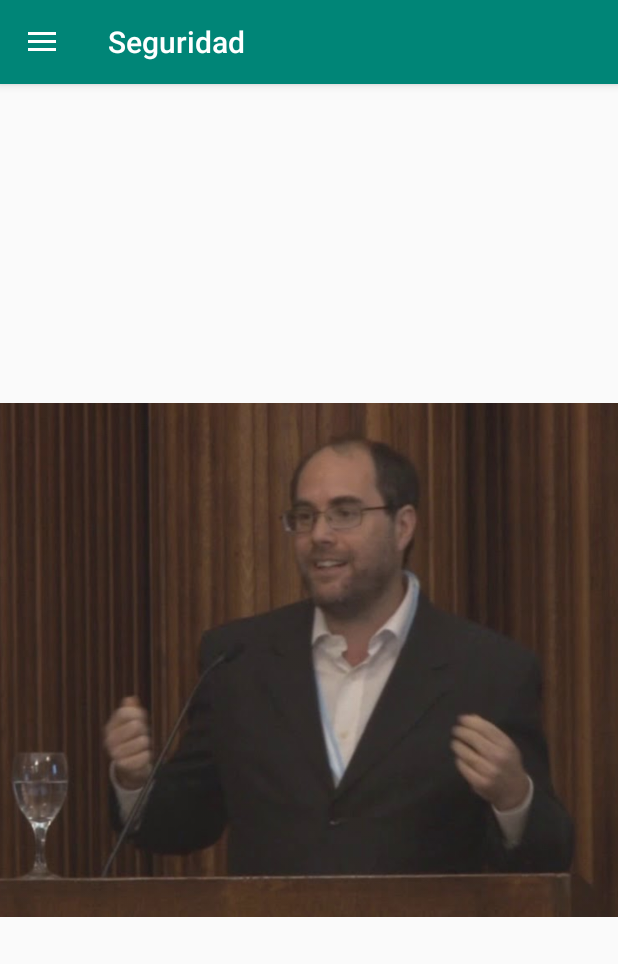
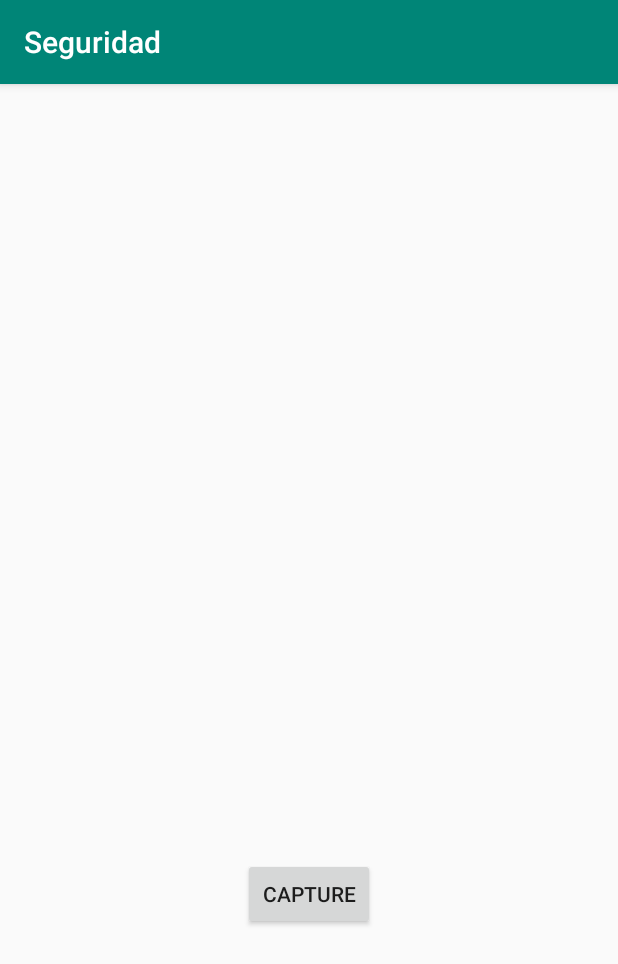
Before and after one commit to jnvillar/seguridad-android, an Android app: the screen it shows after launch (MainActivity before the commit, CameraActivity after it), in the side drawer, after a tap on "Cámara", on a phone screen of 412 x 824 dp. Shown: the top 964 px of the screen. Run offline under Robolectric (Android 15) with nearby library versions, the phone set to English and light mode, and no system bars; 3 statements that could not run were skipped.

Commit message:
first approach

```diff
--- /dev/null
+++ b/app/src/main/java/com/fcen/seguridad/Camera/CameraActivity.kt
@@ -0,0 +1,76 @@
+package com.fcen.seguridad.Camera
+
+import android.app.Activity
+import android.content.Intent
+import android.graphics.Bitmap
+import android.graphics.BitmapFactory
+import android.net.Uri
+import android.os.Bundle
+import android.os.Environment
+import android.provider.MediaStore
+import android.view.View
+import android.widget.Button
+import android.widget.ImageView
+import androidx.appcompat.app.AppCompatActivity
+import androidx.core.content.FileProvider
+import java.io.File
+import java.io.IOException
+import java.text.SimpleDateFormat
+import java.util.*
+import com.fcen.seguridad.R
+
+class CameraActivity : AppCompatActivity() {
+    lateinit var imageView: ImageView
+    lateinit var captureButton: Button
+
+    val REQUEST_IMAGE_CAPTURE = 1
+
+    private val PERMISSION_REQUEST_CODE: Int = 101
+
+    private var mCurrentPhotoPath: String? = null
+    override fun onCreate(savedInstanceState: Bundle?) {
+        super.onCreate(savedInstanceState)
+        setContentView(R.layout.activity_camera)
+        imageView = findViewById(R.id.image_view)
+        captureButton = findViewById(R.id.btn_capture)
+        captureButton.setOnClickListener(View.OnClickListener {
+            takePicture()
+        })
+    }
+
+    private fun takePicture() {
+        val intent: Intent = Intent(MediaStore.ACTION_IMAGE_CAPTURE)
+        val file: File = createFile()
+        val uri: Uri = FileProvider.getUriForFile(
+            this,
+            "com.example.android.fileprovider",
+            file
+        )
+        intent.putExtra(MediaStore.EXTRA_OUTPUT, uri)
+        startActivityForResult(intent, REQUEST_IMAGE_CAPTURE)
+    }
+
+    override fun onActivityResult(requestCode: Int, resultCode: Int, data: Intent?) {
+        if (requestCode == REQUEST_IMAGE_CAPTURE && resultCode == Activity.RESULT_OK) {
+            //To get the File for further usage
+            val auxFile = File(mCurrentPhotoPath)
+            var bitmap: Bitmap = BitmapFactory.decodeFile(mCurrentPhotoPath)
+            imageView.setImageBitmap(bitmap)
+        }
+    }
+
+    @Throws(IOException::class)
+    private fun createFile(): File {
+        // Create an image file name
+        val timeStamp: String = SimpleDateFormat("yyyyMMdd_HHmmss").format(Date())
+        val storageDir: File = getExternalFilesDir(Environment.DIRECTORY_PICTURES)
+        return File.createTempFile(
+            "JPEG_${timeStamp}_", /* prefix */
+            ".jpg", /* suffix */
+            storageDir /* directory */
+        ).apply {
+            // Save a file: path for use with ACTION_VIEW intents
+            mCurrentPhotoPath = absolutePath
+        }
+    }
+}
--- a/app/src/main/java/com/fcen/seguridad/MainActivity.kt
+++ b/app/src/main/java/com/fcen/seguridad/MainActivity.kt
@@ -3,8 +3,6 @@ package com.fcen.seguridad
 import android.content.pm.PackageManager
 import android.os.Bundle
 import android.util.Log
-import com.google.android.material.floatingactionbutton.FloatingActionButton
-import com.google.android.material.snackbar.Snackbar
 import androidx.core.view.GravityCompat
 import androidx.appcompat.app.ActionBarDrawerToggle
 import android.view.MenuItem
@@ -12,15 +10,12 @@ import androidx.drawerlayout.widget.DrawerLayout
 import com.google.android.material.navigation.NavigationView
 import androidx.appcompat.app.AppCompatActivity
 import androidx.appcompat.widget.Toolbar
-import android.view.Menu
 import androidx.core.app.ActivityCompat
 import androidx.core.content.ContextCompat
-import com.fcen.seguridad.Sms.SmsHandler
-import java.util.jar.Manifest
 import android.content.Intent
+import com.fcen.seguridad.Camera.CameraActivity
 import com.fcen.seguridad.Location.LocationActivity
 import com.fcen.seguridad.Sms.SmsActivity
-
 
 class MainActivity : AppCompatActivity(), NavigationView.OnNavigationItemSelectedListener {
 
@@ -64,7 +59,22 @@ class MainActivity : AppCompatActivity(), NavigationView.OnNavigationItemSelecte
                 startActivity(intent)
             }
             R.id.nav_camera -> {
-                Log.d("NAVIGATION", "implement this")
+                Log.d("NAVIGATION", "camera")
+                val hasCameraP = checkPermissions(android.Manifest.permission.CAMERA)
+                if (hasCameraP == false) {
+                    return true
+                }
+                val hasWriteP = checkPermissions(android.Manifest.permission.WRITE_EXTERNAL_STORAGE)
+                if (hasWriteP == false) {
+                    return true
+                }
+                val hasReadP = checkPermissions(android.Manifest.permission.READ_EXTERNAL_STORAGE)
+                if (hasReadP == false) {
+                    return true
+                }
+                Log.d("NAVIGATION", "creating camera activity")
+                intent = Intent(this, CameraActivity::class.java)
+                startActivity(intent)
             }
             R.id.nav_location -> {
                 Log.d("NAVIGATION", "click on location")
--- /dev/null
+++ b/app/src/main/res/layout/activity_camera.xml
@@ -0,0 +1,31 @@
+<?xml version="1.0" encoding="utf-8"?>
+<RelativeLayout
+        xmlns:android="http://schemas.android.com/apk/res/android"
+        xmlns:tools="http://schemas.android.com/tools"
+        xmlns:app="http://schemas.android.com/apk/res-auto"
+        android:layout_width="match_parent"
+        android:layout_height="match_parent"
+        tools:context=".MainActivity">
+
+    <LinearLayout
+            android:layout_centerInParent="true"
+            android:orientation="vertical"
+            android:layout_width="match_parent"
+            android:layout_height="wrap_content">
+
+        <ImageView
+                android:id="@+id/image_view"
+                android:layout_gravity="center_horizontal"
+                android:layout_width="200dp"
+                android:layout_height="300dp" />
+        <Button
+                android:id="@+id/btn_capture"
+                android:text="Capture"
+                android:layout_marginTop="12dp"
+                android:layout_gravity="center_horizontal"
+                android:layout_width="wrap_content"
+                android:layout_height="wrap_content" />
+
+    </LinearLayout>
+
+</RelativeLayout>
```
Also changed, not shown: app/src/main/AndroidManifest.xml (+18 -0 lines).
